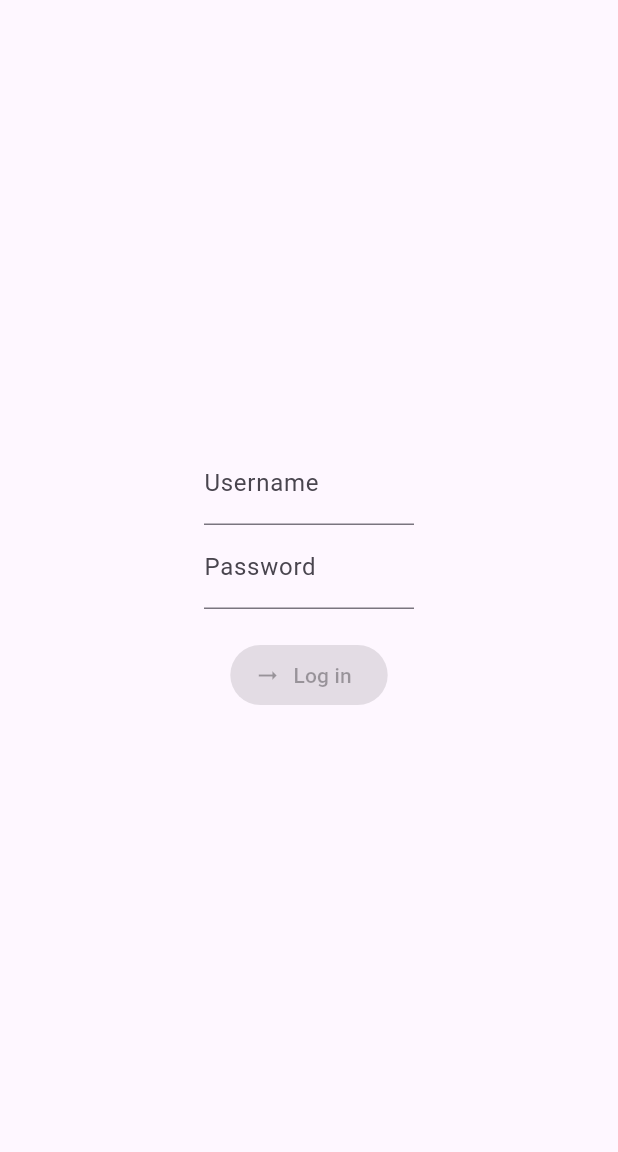
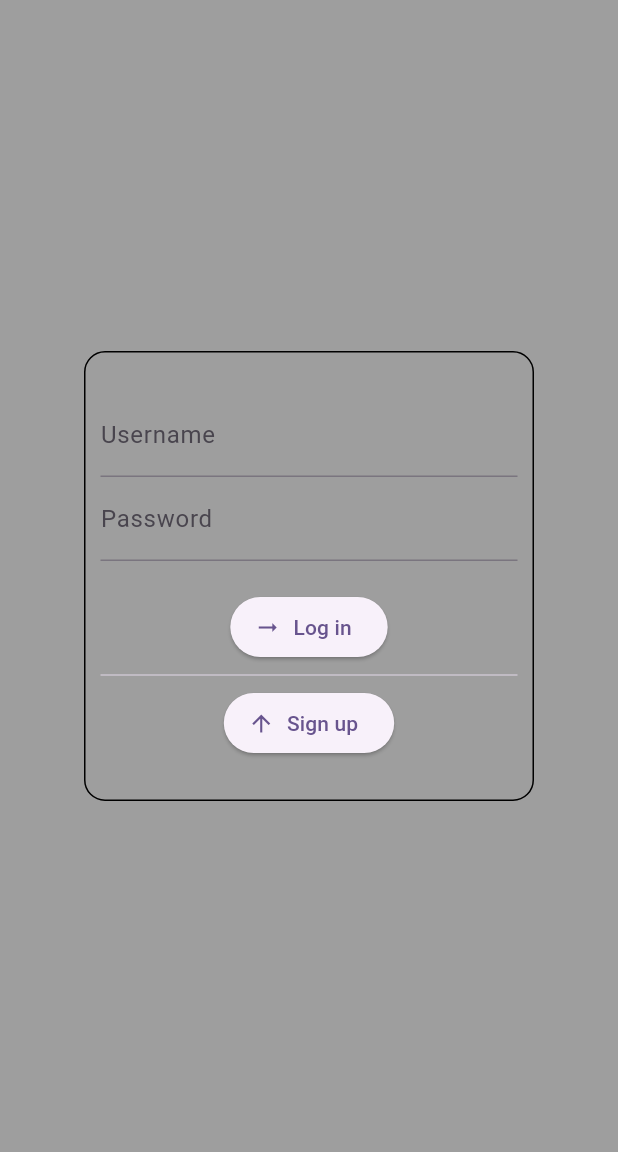
Before and after one commit to sroohani/percent_fe, a Flutter app: the screen it shows after launch, on a phone screen of 412 x 824 dp, the part 84-1236 px from its top. Run offline on Flutter 3.47's test engine with Material 2 defaults, Android fonts, the phone set to English and light mode, and no system bars.

Commit message:
Improve login page

```diff
--- a/lib/pages/login_page.dart
+++ b/lib/pages/login_page.dart
@@ -13,13 +13,20 @@ class _LoginPageState extends State<LoginPage> {
   @override
   Widget build(BuildContext context) {
     return Scaffold(
+      backgroundColor: Colors.grey,
       appBar: AppBar(
         backgroundColor: Theme.of(context).colorScheme.inversePrimary,
         title: Text(widget.title),
       ),
       body: Center(
-        child: SizedBox(
-          width: 140,
+        child: Container(
+          decoration: BoxDecoration(
+            border: Border.all(),
+            borderRadius: BorderRadius.circular(14),
+          ),
+          width: 300,
+          padding: const EdgeInsets.all(10),
+          height: 300,
           child: Column(
             mainAxisAlignment: MainAxisAlignment.center,
             children: <Widget>[
@@ -38,9 +45,15 @@ class _LoginPageState extends State<LoginPage> {
                 height: 20,
               ),
               ElevatedButton.icon(
-                onPressed: null,
+                onPressed: () {},
                 icon: const Icon(Icons.arrow_right_alt),
                 label: const Text("Log in"),
+              ),
+              const Divider(),
+              ElevatedButton.icon(
+                onPressed: () {},
+                icon: const Icon(Icons.arrow_upward_sharp),
+                label: const Text("Sign up"),
               ),
             ],
           ),
```
